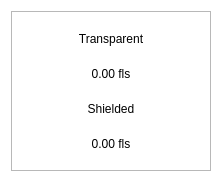
First picture: the form in src/qt/fls/forms/balancebubble.ui, repository Liquid369/blank, before the edit.
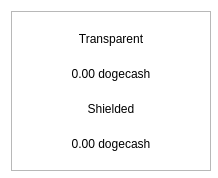
Second picture: the form after the edit.

```diff
--- a/src/qt/fls/forms/balancebubble.ui
+++ b/src/qt/fls/forms/balancebubble.ui
@@ -87,7 +87,7 @@
          <string notr="true"/>
         </property>
         <property name="text">
-         <string>0.00 fls</string>
+         <string>0.00 dogecash</string>
         </property>
         <property name="alignment">
          <set>Qt::AlignCenter</set>
@@ -113,7 +113,7 @@
          <string notr="true"/>
         </property>
         <property name="text">
-         <string>0.00 fls</string>
+         <string>0.00 dogecash</string>
         </property>
         <property name="alignment">
          <set>Qt::AlignCenter</set>
```
